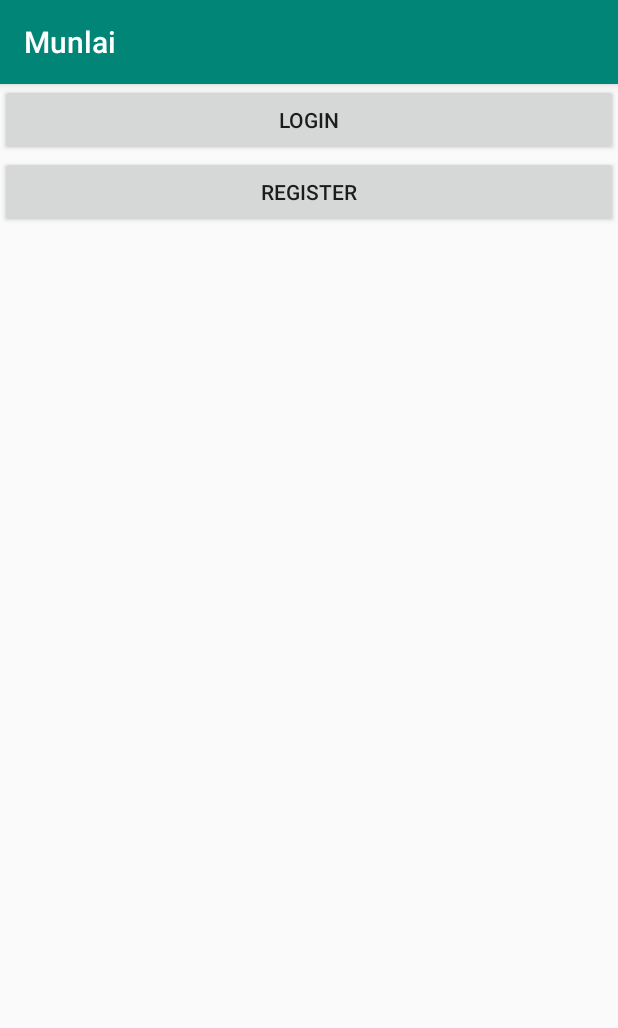
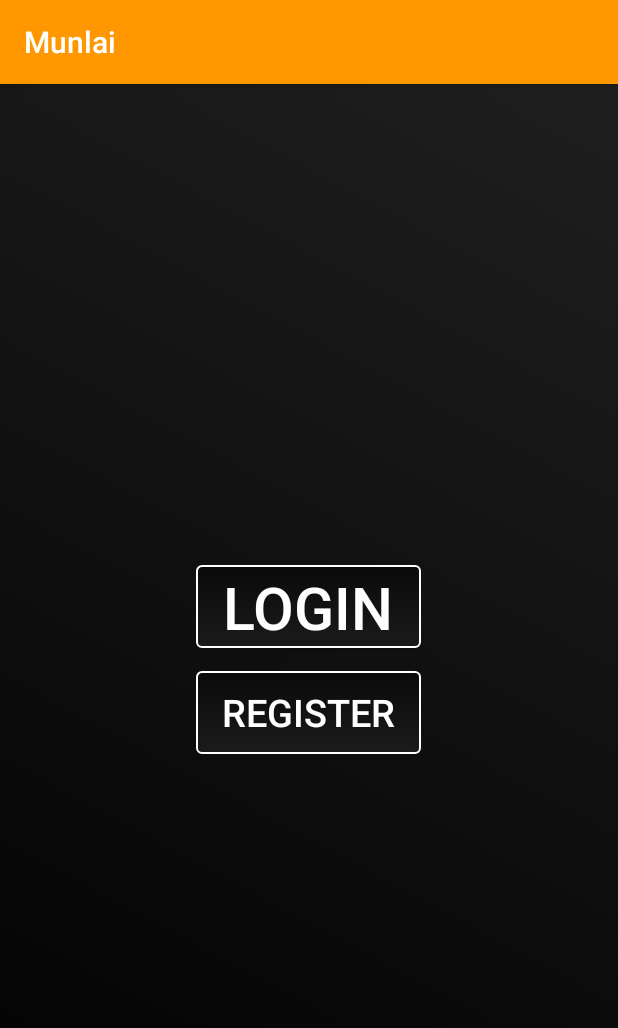
Before and after one commit to Xypherdon/SoftwareArchitektur, an Android app: the screen it shows after launch (ChooseLoginRegistrationActivity), on a phone screen of 412 x 824 dp. Shown: the top 1028 px of the screen. Run offline under Robolectric (Android 15) with nearby library versions, the phone set to English and light mode, and no system bars.

Commit message:
Whole app redesigned

```diff
--- a/Tinder/app/src/main/java/com/example/tinder/ArrayAdapter.java
+++ b/Tinder/app/src/main/java/com/example/tinder/ArrayAdapter.java
@@ -30,7 +30,7 @@ public class ArrayAdapter extends android.widget.ArrayAdapter<Cards> {
         ImageView image = (ImageView) convertView.findViewById(R.id.image);
 
         name.setText(cardItem.getName());
-        //image.setImageResource(R.mipmap.ic_launcher);
+        //no_cards_placehorder.setImageResource(R.mipmap.ic_launcher);
         if (cardItem.getProfileImageUrl()==null){
             image.setImageResource(R.mipmap.ic_launcher);
         }else {
--- a/Tinder/app/src/main/java/com/example/tinder/Chat/ChatAdapter.java
+++ b/Tinder/app/src/main/java/com/example/tinder/Chat/ChatAdapter.java
@@ -42,12 +42,12 @@ public class ChatAdapter extends RecyclerView.Adapter<ChatViewHolders> {
         holder.mMessage.setText(chatList.get(position).getMessage());
         if(chatList.get(position).getCurrentUser()){
             holder.mMessage.setGravity(Gravity.END);
-            holder.mMessage.setTextColor(Color.parseColor("#404040"));
-            holder.mContainer.setBackgroundColor(Color.parseColor("#F4F4F4"));
+            holder.mMessage.setTextColor(Color.parseColor("#FFFFFF"));
+            holder.mContainer.setBackgroundColor(Color.parseColor("#D7000000"));
         }else{
             holder.mMessage.setGravity(Gravity.START);
             holder.mMessage.setTextColor(Color.parseColor("#FFFFFF"));
-            holder.mContainer.setBackgroundColor(Color.parseColor("#2DB4C8"));
+            holder.mContainer.setBackgroundColor(Color.parseColor("#FF9800"));
         }
     }
 
--- a/Tinder/app/src/main/java/com/example/tinder/SettingsActivity.java
+++ b/Tinder/app/src/main/java/com/example/tinder/SettingsActivity.java
@@ -124,7 +124,7 @@ public class SettingsActivity extends AppCompatActivity {
         mProgressBar = (TextView) findViewById(R.id.progressBar);
 
 
-        //profile image
+        //profile no_cards_placehorder
         mProfileImage = (ImageView) findViewById(R.id.profileImage);
 
         //Buttons
@@ -321,7 +321,7 @@ public class SettingsActivity extends AppCompatActivity {
                 e.printStackTrace();
             }
 
-            //compress the image
+            //compress the no_cards_placehorder
             ByteArrayOutputStream byteArrayOutputStream = new ByteArrayOutputStream();
             bitmap.compress(Bitmap.CompressFormat.JPEG, 20, byteArrayOutputStream);
             byte[] data = byteArrayOutputStream.toByteArray();
@@ -625,7 +625,7 @@ public class SettingsActivity extends AppCompatActivity {
 
         if (requestCode == 1 && resultCode == Activity.RESULT_OK) {
             assert data != null;
-            //image location on the phone
+            //no_cards_placehorder location on the phone
             Bundle bundle = data.getExtras();
             assert bundle != null;
             Bitmap bitmap = (Bitmap) bundle.get("data");
--- /dev/null
+++ b/Tinder/app/src/main/res/drawable/gradient_background.xml
@@ -0,0 +1,12 @@
+<?xml version="1.0" encoding="utf-8"?>
+<selector xmlns:android="http://schemas.android.com/apk/res/android">
+    <item>
+        <shape>
+            <gradient
+                android:angle="225"
+                android:startColor="#1F1F1F"
+                android:endColor="#000000"
+                android:type="linear" />
+        </shape>
+    </item>
+</selector>
--- /dev/null
+++ b/Tinder/app/src/main/res/drawable/my_button.xml
@@ -0,0 +1,24 @@
+<?xml version="1.0" encoding="utf-8"?>
+<selector xmlns:android="http://schemas.android.com/apk/res/android" >
+    <item android:state_pressed="true" >
+        <shape android:shape="rectangle"  >
+            <corners android:radius="3dip" />
+            <stroke android:width="1dip" android:color="#FFFFFF" />
+            <gradient android:angle="-90" android:startColor="#222222" android:endColor="#1B1B1B"  />
+        </shape>
+    </item>
+    <item android:state_focused="true">
+        <shape android:shape="rectangle"  >
+            <corners android:radius="3dip" />
+            <stroke android:width="1dip" android:color="#FFFFFF" />
+            <solid android:color="#000000"/>
+        </shape>
+    </item>
+    <item >
+        <shape android:shape="rectangle"  >
+            <corners android:radius="3dip" />
+            <stroke android:width="1dip" android:color="#FFFFFF" />
+            <gradient android:angle="-90" android:startColor="#0A0A0A" android:endColor="#1B1B1B" />
+        </shape>
+    </item>
+</selector>
--- a/Tinder/app/src/main/res/layout/activity_chat.xml
+++ b/Tinder/app/src/main/res/layout/activity_chat.xml
@@ -5,6 +5,7 @@
     android:layout_width="match_parent"
     android:layout_height="match_parent"
     android:orientation="vertical"
+    android:background="@drawable/gradient_background"
     tools:context=".Chat.ChatActivity">
 
     <androidx.core.widget.NestedScrollView
@@ -34,11 +35,16 @@
             android:layout_width="0dp"
             android:layout_height="wrap_content"
             android:hint="Type message"
+            android:textColor="@color/buttonTextColor"
+            android:textColorHint="@color/buttonTextColor"
+            android:backgroundTint="@color/buttonTextColor"
             android:id="@+id/message"/>
         <Button
             android:layout_weight="0.2"
             android:layout_width="0dp"
             android:layout_height="wrap_content"
+            android:background="@drawable/my_button"
+            android:textColor="@color/buttonTextColor"
             android:text="Send"
             android:id="@+id/send"/>
     </LinearLayout>
--- a/Tinder/app/src/main/res/layout/activity_choose_login_registration.xml
+++ b/Tinder/app/src/main/res/layout/activity_choose_login_registration.xml
@@ -1,22 +1,37 @@
 <?xml version="1.0" encoding="utf-8"?>
-<LinearLayout xmlns:android="http://schemas.android.com/apk/res/android"
+<RelativeLayout xmlns:android="http://schemas.android.com/apk/res/android"
     xmlns:app="http://schemas.android.com/apk/res-auto"
     xmlns:tools="http://schemas.android.com/tools"
     android:layout_width="match_parent"
     android:layout_height="match_parent"
-    tools:context=".ChooseLoginRegistrationActivity"
+    android:background="@drawable/gradient_background"
+    tools:context=".ChooseLoginRegistrationActivity">
+
+    <LinearLayout
+        android:layout_width="150dp"
+        android:layout_height="wrap_content"
+        android:layout_centerInParent="true"
+        android:layout_marginTop="0dp"
         android:orientation="vertical">
 
         <Button
+            android:id="@+id/login"
             android:layout_width="match_parent"
-        android:layout_height="wrap_content"
+            android:layout_height="55dp"
+            android:background="@drawable/my_button"
+            android:layout_marginBottom="15dp"
+            android:textSize="39dp"
             android:text="Login"
-        android:id="@+id/login"/>
+            android:textColor="@color/buttonTextColor" />
 
         <Button
+            android:id="@+id/register"
             android:layout_width="match_parent"
-        android:layout_height="wrap_content"
+            android:layout_height="55dp"
+            android:background="@drawable/my_button"
+            android:textSize="25dp"
             android:text="Register"
-        android:id="@+id/register"/>
+            android:textColor="@color/buttonTextColor" />
+    </LinearLayout>
 
-</LinearLayout>
+</RelativeLayout>
--- a/Tinder/app/src/main/res/layout/activity_matches.xml
+++ b/Tinder/app/src/main/res/layout/activity_matches.xml
@@ -4,6 +4,7 @@
     xmlns:tools="http://schemas.android.com/tools"
     android:layout_width="match_parent"
     android:layout_height="match_parent"
+    android:background="@drawable/gradient_background"
     tools:context=".Matches.MatchesActivity">
     <androidx.core.widget.NestedScrollView
         android:layout_width="match_parent"
--- a/Tinder/app/src/main/res/layout/item_chat.xml
+++ b/Tinder/app/src/main/res/layout/item_chat.xml
@@ -1,6 +1,7 @@
 <?xml version="1.0" encoding="utf-8"?>
 <LinearLayout xmlns:android="http://schemas.android.com/apk/res/android"
     android:orientation="vertical" android:layout_width="match_parent"
+    android:background="@drawable/gradient_background"
     android:layout_height="match_parent">
     <LinearLayout
         android:padding="20sp"
@@ -8,6 +9,7 @@
         android:layout_height="wrap_content"
         android:id="@+id/container">
         <TextView
+            android:textColor="@color/buttonTextColor"
             android:layout_width="match_parent"
             android:layout_height="wrap_content"
             android:text="Text"
--- a/Tinder/app/src/main/res/layout/item_matches.xml
+++ b/Tinder/app/src/main/res/layout/item_matches.xml
@@ -2,6 +2,7 @@
 <LinearLayout xmlns:android="http://schemas.android.com/apk/res/android"
     android:layout_width="match_parent"
     android:layout_height="match_parent"
+    android:background="@drawable/gradient_background"
     android:orientation="horizontal"
     android:padding="20sp">
 
@@ -20,6 +21,7 @@
         android:layout_gravity="center">
 
         <TextView
+            android:textColor="@color/buttonTextColor"
             android:paddingBottom="20sp"
             android:id="@+id/matchName"
             android:layout_width="match_parent"
@@ -28,6 +30,7 @@
             android:text="Matches's Name" />
 
         <TextView
+            android:textColor="@color/buttonTextColor"
             android:id="@+id/matchId"
             android:layout_width="match_parent"
             android:layout_height="wrap_content"
--- a/Tinder/app/src/main/res/values/colors.xml
+++ b/Tinder/app/src/main/res/values/colors.xml
@@ -1,6 +1,9 @@
 <?xml version="1.0" encoding="utf-8"?>
 <resources>
-    <color name="colorPrimary">#008577</color>
-    <color name="colorPrimaryDark">#00574B</color>
-    <color name="colorAccent">#D81B60</color>
+    <color name="colorPrimary">#FF9800</color>
+    <color name="colorPrimaryDark">#FF9800</color>
+    <color name="colorAccent">#FF9800</color>
+    <color name="colorBackground">#D7000000</color>
+    <color name="buttonColor">#3A3A3A</color>
+    <color name="buttonTextColor">#FFFFFF</color>
 </resources>
```
Also changed, not shown: Tinder/app/src/main/res/drawable/gradient_button_background.xml (added, +12 -0 lines), Tinder/app/src/main/res/layout/activity_login.xml (+23 -8 lines), Tinder/app/src/main/res/layout/activity_main.xml (+10 -1 lines), Tinder/app/src/main/res/layout/activity_registration.xml (+48 -17 lines), Tinder/app/src/main/res/layout/activity_settings.xml (+20 -0 lines), Tinder/app/src/main/res/layout/item.xml (+6 -2 lines), Tinder/app/src/main/res/mipmap-xxxhdpi/no_cards_placehorder.png (added). Lines whose indentation alone changed are shown as unchanged.
